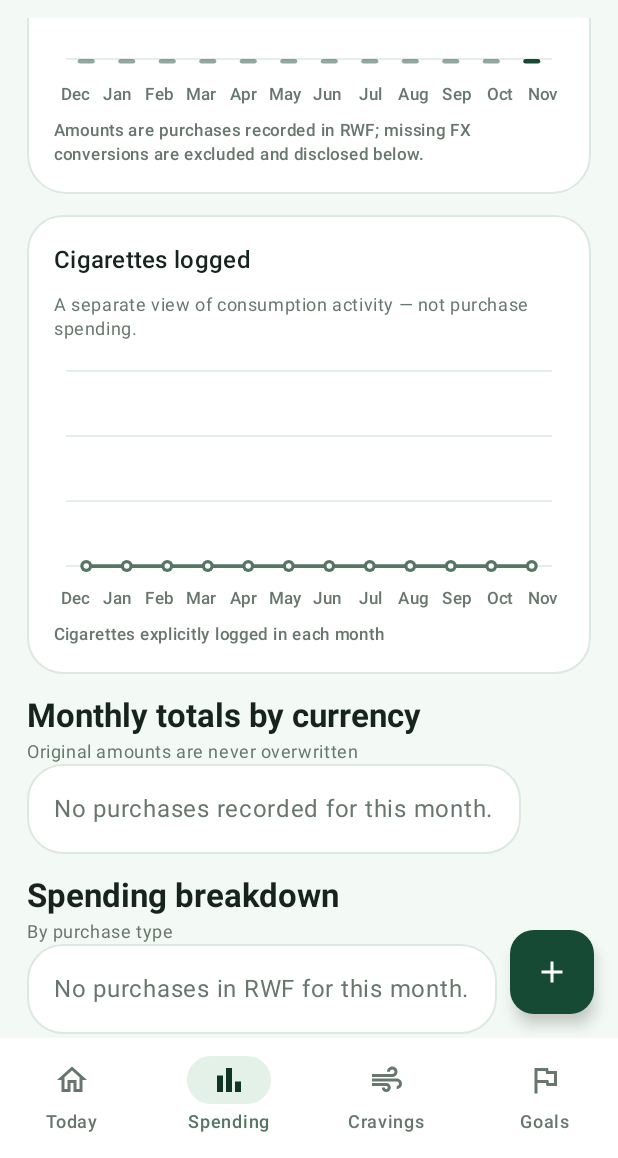
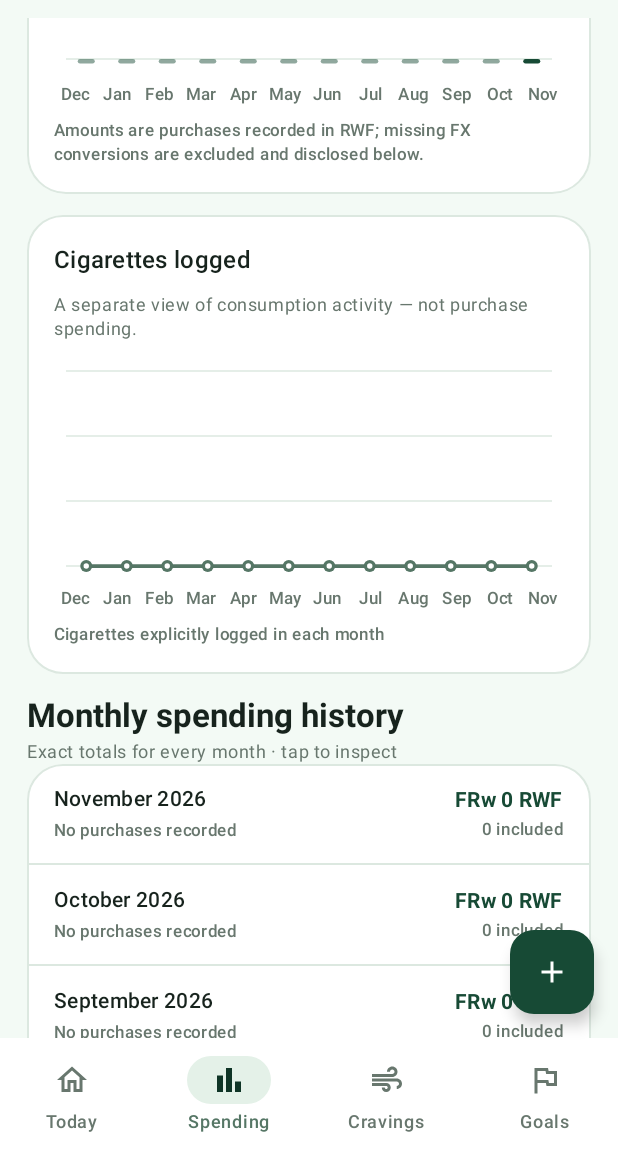
Before and after one commit to amirmalik798/breath-easy, an Android app built with Jetpack Compose: the screen it shows after launch (MainActivity), item 2 of the bottom bar chosen, scrolled down 476 dp, on a phone screen of 412 x 824 dp, the part 78-1236 px from its top. Run offline under Robolectric (Android 15) with nearby library versions, the phone set to English and light mode, and no system bars.

Commit message:
feat: add exact month-by-month spending history

```diff
--- a/app/src/main/java/com/amirmalik/breatheasy/ui/BreatheEasyApp.kt
+++ b/app/src/main/java/com/amirmalik/breatheasy/ui/BreatheEasyApp.kt
@@ -626,6 +626,70 @@ private fun SpendingScreen(snapshot: AppSnapshot, onDeletePurchase: (Purchase) -
                         style = MaterialTheme.typography.bodySmall,
                         color = MaterialTheme.colorScheme.onSurfaceVariant)
                     MonthlyConsumptionChart(usagePoints)
+                }
+            }
+        }
+        item {
+            SectionHeader("Monthly spending history", "Exact totals for every month · tap to inspect")
+            Card(
+                shape = RoundedCornerShape(24.dp),
+                colors = CardDefaults.cardColors(containerColor = MaterialTheme.colorScheme.surface),
+                border = BorderStroke(1.dp, MaterialTheme.colorScheme.outlineVariant),
+            ) {
+                Column {
+                    summary.monthlyPoints.asReversed().forEachIndexed { index, point ->
+                        Row(
+                            modifier = Modifier
+                                .fillMaxWidth()
+                                .clickable {
+                                    monthOffset = java.time.temporal.ChronoUnit.MONTHS
+                                        .between(point.month, YearMonth.now()).toInt().coerceAtLeast(0)
+                                }
+                                .padding(horizontal = 18.dp, vertical = 13.dp),
+                            verticalAlignment = Alignment.CenterVertically,
+                            horizontalArrangement = Arrangement.spacedBy(12.dp),
+                        ) {
+                            Column(Modifier.weight(1f), verticalArrangement = Arrangement.spacedBy(3.dp)) {
+                                Text(
+                                    "${point.month.month.getDisplayName(TextStyle.FULL, Locale.getDefault())} ${point.month.year}",
+                                    style = MaterialTheme.typography.bodyMedium,
+                                    fontWeight = FontWeight.SemiBold,
+                                )
+                                if (point.nativeSubtotals.isNotEmpty()) {
+                                    Text(
+                                        point.nativeSubtotals.toList().sortedBy { it.first.isoCode }
+                                            .joinToString(" · ") { (code, amount) -> Money.format(amount, code) },
+                                        style = MaterialTheme.typography.labelSmall,
+                                        color = MaterialTheme.colorScheme.onSurfaceVariant,
+                                    )
+                                } else {
+                                    Text("No purchases recorded", style = MaterialTheme.typography.labelSmall,
+                                        color = MaterialTheme.colorScheme.onSurfaceVariant)
+                                }
+                                if (point.unconvertedPurchaseCount > 0) {
+                                    Text(
+                                        "${point.unconvertedPurchaseCount} purchase(s) need an exchange rate",
+                                        style = MaterialTheme.typography.labelSmall,
+                                        color = MaterialTheme.colorScheme.tertiary,
+                                    )
+                                }
+                            }
+                            Column(horizontalAlignment = Alignment.End, verticalArrangement = Arrangement.spacedBy(2.dp)) {
+                                Text(
+                                    Money.format(point.convertedMinor, reportCurrency),
+                                    style = MaterialTheme.typography.bodyMedium,
+                                    fontWeight = FontWeight.Bold,
+                                    color = MaterialTheme.colorScheme.primary,
+                                )
+                                Text("${point.convertedPurchaseCount} included",
+                                    style = MaterialTheme.typography.labelSmall,
+                                    color = MaterialTheme.colorScheme.onSurfaceVariant)
+                            }
+                        }
+                        if (index < summary.monthlyPoints.lastIndex) {
+                            Divider(color = MaterialTheme.colorScheme.outlineVariant)
+                        }
+                    }
                 }
             }
         }
```
